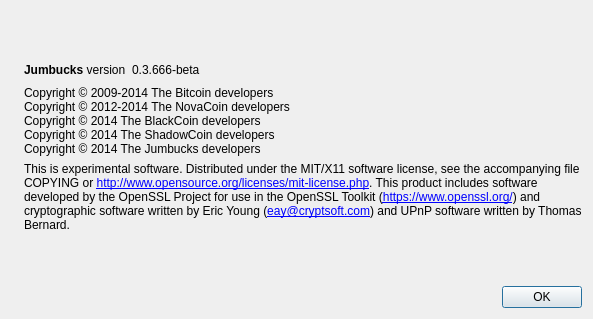
Before: the Qt Designer form src/qt/forms/aboutdialog.ui in jyap808/jumbucks, drawn with Qt 5.
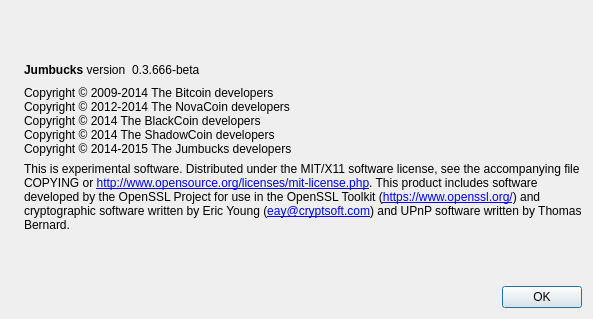
After: the same form once the commit is applied. Icons and pictures are not drawn.

Commit message: updated aboutdialog image & copyright

Patch:
```diff
--- a/src/qt/forms/aboutdialog.ui
+++ b/src/qt/forms/aboutdialog.ui
@@ -95,7 +95,7 @@
 Copyright © 2012-2014 The NovaCoin developers
 Copyright © 2014 The BlackCoin developers
 Copyright © 2014 The ShadowCoin developers
-Copyright © 2014 The Jumbucks developers</string>
+Copyright © 2014-2015 The Jumbucks developers</string>
        </property>
        <property name="textInteractionFlags">
         <set>Qt::LinksAccessibleByMouse|Qt::TextSelectableByKeyboard|Qt::TextSelectableByMouse</set>
```
The commit also changes 66 other files.
